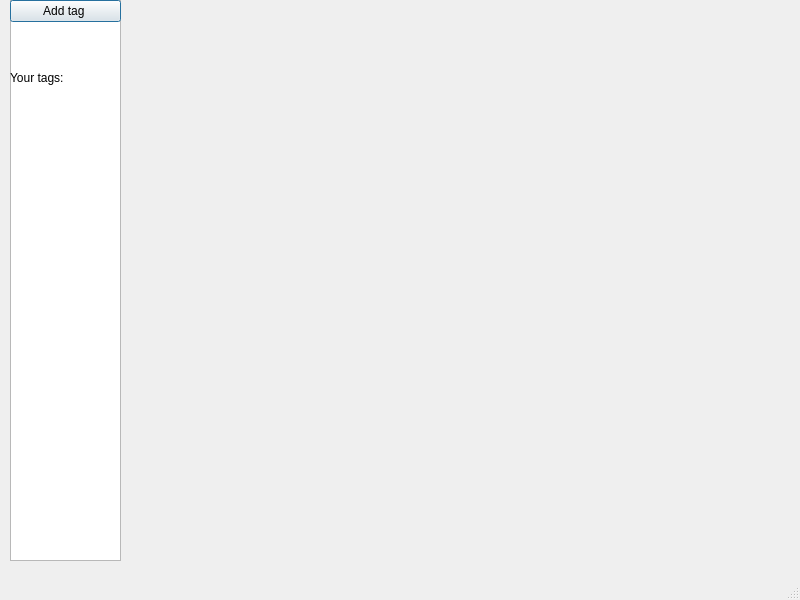
Above: design.ui from redbutterfly4/emphizor before the change. Below: the same form after it.
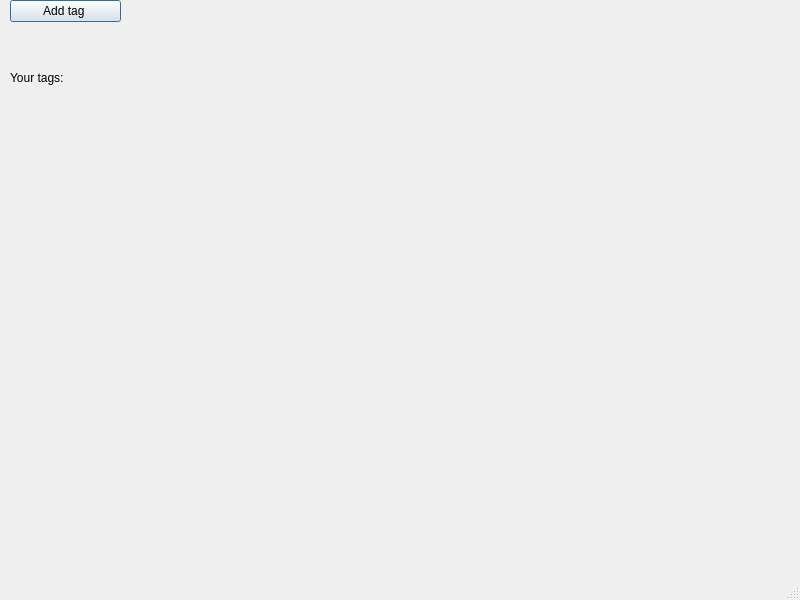
That is the form after the change.

Commit message: removed QListView

Patch:
```diff
--- a/design.ui
+++ b/design.ui
@@ -14,16 +14,6 @@
    <string>Emphizer</string>
   </property>
   <widget class="QWidget" name="centralwidget">
-   <widget class="QListView" name="listView">
-    <property name="geometry">
-     <rect>
-      <x>10</x>
-      <y>0</y>
-      <width>111</width>
-      <height>561</height>
-     </rect>
-    </property>
-   </widget>
    <widget class="QWidget" name="verticalLayoutWidget">
     <property name="geometry">
      <rect>
```
The commit also changes 2 other files.
